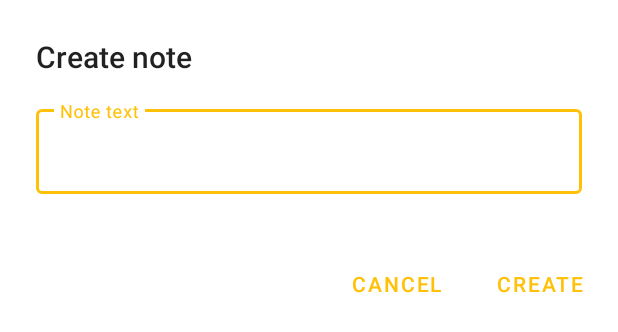
After one commit to ubipo/osmfocus, an Android app: the layout fragment_create_note_dialog.xml on its own in the app's theme, with its tools: preview values and no code run, on a phone screen of 412 x 824 dp. The commit adds this screen. Shown: the top 332 px of the screen. Run offline under Robolectric (Android 15) with nearby library versions, the phone set to English and light mode, and no system bars.

Commit message:
Add note creation

```diff
--- a/app/src/main/java/net/pfiers/osmfocus/service/osmapi/MapApiDownloadManager.kt
+++ b/app/src/main/java/net/pfiers/osmfocus/service/osmapi/MapApiDownloadManager.kt
@@ -22,7 +22,6 @@ import net.sf.geographiclib.Geodesic
 import org.locationtech.jts.geom.Envelope
 import org.locationtech.jts.geom.Geometry
 import org.locationtech.jts.geom.GeometryFactory
-import timber.log.Timber
 import java.util.concurrent.TimeUnit
 import kotlin.time.ExperimentalTime
 import kotlin.time.toDuration
@@ -160,7 +159,6 @@ class MapApiDownloadManager(
         if (envelope.isNull) return Result.success(null)
         val envelopeArea = envelope.areaGeo(Geodesic.WGS84)
         if (envelopeArea > maxArea) {
-            Timber.d("Area exceeded")
             return Result.error(
                 MaxDownloadAreaExceededException(
                     "Max download area exceeded ($envelopeArea > $maxArea)"
--- a/app/src/main/java/net/pfiers/osmfocus/service/osmapi/api.kt
+++ b/app/src/main/java/net/pfiers/osmfocus/service/osmapi/api.kt
@@ -91,6 +91,11 @@ suspend fun OsmApiConfig.map(envelope: Envelope) = apiReq(Endpoint.MAP, {
 })
 
 @ExperimentalTime
+suspend fun OsmApiConfig.notes(envelope: Envelope) = apiReq(Endpoint.NOTES, {
+    appendQueryParameter("$OSM_API_PARAM_BBOX=${envelope.toApiBboxStr()}")
+})
+
+@ExperimentalTime
 suspend fun OsmApiConfig.createNote(
     location: Coordinate,
     text: String,
--- a/app/src/main/java/net/pfiers/osmfocus/view/fragments/LocationActionsDialogFragment.kt
+++ b/app/src/main/java/net/pfiers/osmfocus/view/fragments/LocationActionsDialogFragment.kt
@@ -12,6 +12,7 @@ import kotlinx.coroutines.launch
 import net.pfiers.osmfocus.databinding.FragmentLocationActionsDialogBinding
 import net.pfiers.osmfocus.view.support.*
 import net.pfiers.osmfocus.viewmodel.LocationActionsVM
+import net.pfiers.osmfocus.viewmodel.LocationActionsVM.ShowCreateNoteDialogEvent
 import net.pfiers.osmfocus.viewmodel.support.activityTaggedViewModels
 import org.locationtech.jts.geom.Coordinate
 import kotlin.time.ExperimentalTime
@@ -35,8 +36,9 @@ class LocationActionsDialogFragment : BottomSheetDialogFragment() {
         lifecycleScope.launch(exceptionHandler.coroutineExceptionHandler) {
             locationActionsVM.events.receiveAsFlow().collect { event ->
                 when (event) {
-                    is LocationActionsVM.CloseLocationActionsEvent -> {
-                        this@LocationActionsDialogFragment.dismiss()
+                    is ShowCreateNoteDialogEvent -> {
+                        CreateNoteDialogFragment.newInstance(location).showWithDefaultTag(childFragmentManager)
+//                        this@LocationActionsDialogFragment.dismiss()
                     }
                     else -> activityAs<EventReceiver>().handleEvent(event)
                 }
--- a/app/src/main/java/net/pfiers/osmfocus/viewmodel/support/events.kt
+++ b/app/src/main/java/net/pfiers/osmfocus/viewmodel/support/events.kt
@@ -1,6 +1,7 @@
 package net.pfiers.osmfocus.viewmodel.support
 
 import android.net.Uri
+import androidx.annotation.StringRes
 import kotlinx.coroutines.channels.BufferOverflow
 import kotlinx.coroutines.channels.Channel
 import net.pfiers.osmfocus.service.osm.AnyElementCentroidAndId
@@ -38,6 +39,6 @@ class ActionsVisibilityEvent(val actionsShouldBeVisible: Boolean) : Event()
 class CancelEvent : Event()
 
 // OAuth
-class RunWithOsmAccessTokenEvent(val action: (accessToken: String) -> Unit) : Event()
+class RunWithOsmAccessTokenEvent(val action: (accessToken: String) -> Unit, @StringRes val reason: Int) : Event()
 
 fun createEventChannel() = Channel<Event>(10, onBufferOverflow = BufferOverflow.DROP_OLDEST)
--- /dev/null
+++ b/app/src/main/res/layout/fragment_create_note_dialog.xml
@@ -0,0 +1,86 @@
+<?xml version="1.0" encoding="utf-8"?>
+<layout xmlns:android="http://schemas.android.com/apk/res/android"
+    xmlns:app="http://schemas.android.com/apk/res-auto">
+
+    <data>
+
+        <variable
+            name="vm"
+            type="net.pfiers.osmfocus.viewmodel.CreateNoteDialogVM" />
+
+    </data>
+
+    <androidx.appcompat.widget.LinearLayoutCompat
+        android:layout_width="match_parent"
+        android:layout_height="match_parent"
+        android:orientation="vertical">
+
+        <androidx.appcompat.widget.LinearLayoutCompat
+            android:layout_width="match_parent"
+            android:layout_height="wrap_content"
+            android:orientation="vertical"
+            android:layout_marginHorizontal="@dimen/dialog_text_horizontal_margin">
+
+            <TextView
+                android:layout_width="wrap_content"
+                android:layout_height="wrap_content"
+                android:layout_marginTop="@dimen/dialog_title_top_margin"
+                android:layout_marginBottom="@dimen/dialog_title_content_margin"
+                android:text="Create note"
+                style="@style/TextAppearance.AppCompat.Title"/>
+
+            <com.google.android.material.textfield.TextInputLayout
+                android:id="@+id/name_text_field"
+                android:layout_width="match_parent"
+                android:layout_height="wrap_content"
+                app:layout_constraintStart_toStartOf="parent"
+                app:layout_constraintEnd_toEndOf="parent"
+                app:layout_constraintTop_toTopOf="parent"
+                android:layout_marginBottom="@dimen/dialog_content_bottom_margin"
+                android:hint="@string/create_note_text_label"
+                style="@style/Widget.MaterialComponents.TextInputLayout.OutlinedBox">
+
+                <com.google.android.material.textfield.TextInputEditText
+                    android:layout_width="match_parent"
+                    android:layout_height="wrap_content"
+                    android:layout_margin="0dp"
+                    android:inputType="textMultiLine"
+                    android:importantForAutofill="no"
+                    android:text="@={vm.text}" />
+
+            </com.google.android.material.textfield.TextInputLayout>
+
+        </androidx.appcompat.widget.LinearLayoutCompat>
+
+        <androidx.appcompat.widget.LinearLayoutCompat
+            android:layout_width="wrap_content"
+            android:layout_height="wrap_content"
+            android:layout_margin="@dimen/dialog_buttons_margin"
+            android:layout_gravity="end">
+
+            <Button
+                android:layout_width="wrap_content"
+                android:layout_height="wrap_content"
+                android:layout_marginEnd="@dimen/inter_button_margin"
+                style="@style/Widget.MaterialComponents.Button.TextButton"
+                android:textAllCaps="true"
+                android:text="@string/cancel"
+                android:clickable="true"
+                android:focusable="true"
+                android:onClick="@{() -> vm.cancel()}" />
+
+            <Button
+                android:layout_width="wrap_content"
+                android:layout_height="wrap_content"
+                style="@style/Widget.MaterialComponents.Button.TextButton"
+                android:textAllCaps="true"
+                android:text="@string/create"
+                android:clickable="true"
+                android:focusable="true"
+                android:onClick="@{() -> vm.create()}" />
+
+        </androidx.appcompat.widget.LinearLayoutCompat>
+
+    </androidx.appcompat.widget.LinearLayoutCompat>
+
+</layout>
--- a/app/src/main/res/values/dimens.xml
+++ b/app/src/main/res/values/dimens.xml
@@ -4,4 +4,11 @@
     <!-- Default screen margins, per the Android Design guidelines. -->
     <dimen name="fragment_horizontal_margin">16dp</dimen>
     <dimen name="fragment_vertical_margin">16dp</dimen>
+
+    <dimen name="dialog_title_top_margin">24dp</dimen>
+    <dimen name="dialog_title_content_margin">16dp</dimen>
+    <dimen name="dialog_text_horizontal_margin">24dp</dimen>
+    <dimen name="dialog_content_bottom_margin">28dp</dimen>
+    <dimen name="inter_button_margin">8dp</dimen>
+    <dimen name="dialog_buttons_margin">8dp</dimen>
 </resources>
--- a/app/src/main/res/values/strings.xml
+++ b/app/src/main/res/values/strings.xml
@@ -155,4 +155,11 @@
     <string name="actions_for_coordinate">Actions for %1$s</string>
     <string name="intent_oauth_callback">Callback for openstreetmap.org authentication</string>
     <string name="copy_coordinates_clipboard_label">Coordinates</string>
+    <string name="create_note_text_label">Note text</string>
+    <string name="osm_login_confirm_dialog_title">Log in to OpenStreetMap.org?</string>
+    <string name="osm_login_confirm_dialog_message">You need to login to OpenStreetMap.org to %1$s.</string>
+    <string name="osm_login_reason_notes">create notes</string>
+    <string name="osm_login_confirm_dialog_log_in">Log in</string>
+    <string name="osm_login_confirm_dialog_cancel">Cancel</string>
+    <string name="create">Create</string>
 </resources>
```
Also changed, not shown: app/src/main/java/net/pfiers/osmfocus/service/ApiConfigRepository.kt (+2 -9 lines), app/src/main/java/net/pfiers/osmfocus/view/MainActivity.kt (+25 -6 lines), app/src/main/java/net/pfiers/osmfocus/view/fragments/CreateNoteDialogFragment.kt (added, +61 -0 lines), app/src/main/java/net/pfiers/osmfocus/view/support/MaterialDialogFragment.kt (added, +27 -0 lines), app/src/main/java/net/pfiers/osmfocus/viewmodel/CreateNoteDialogVM.kt (added, +48 -0 lines), app/src/main/java/net/pfiers/osmfocus/viewmodel/LocationActionsVM.kt (+23 -28 lines).
